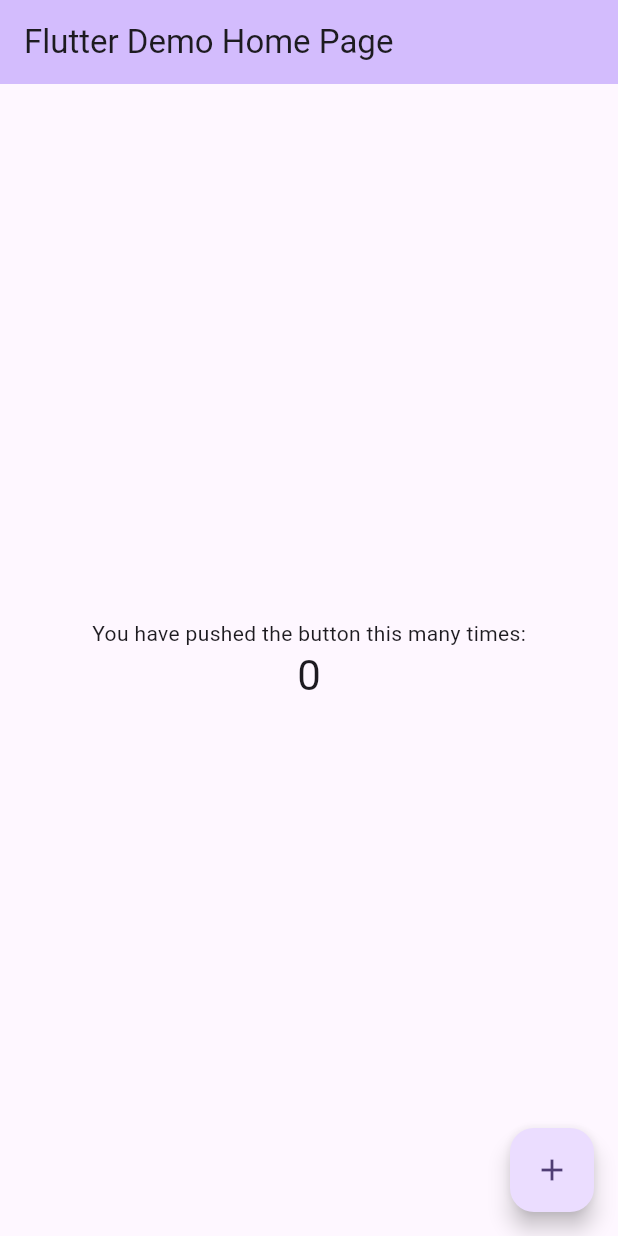
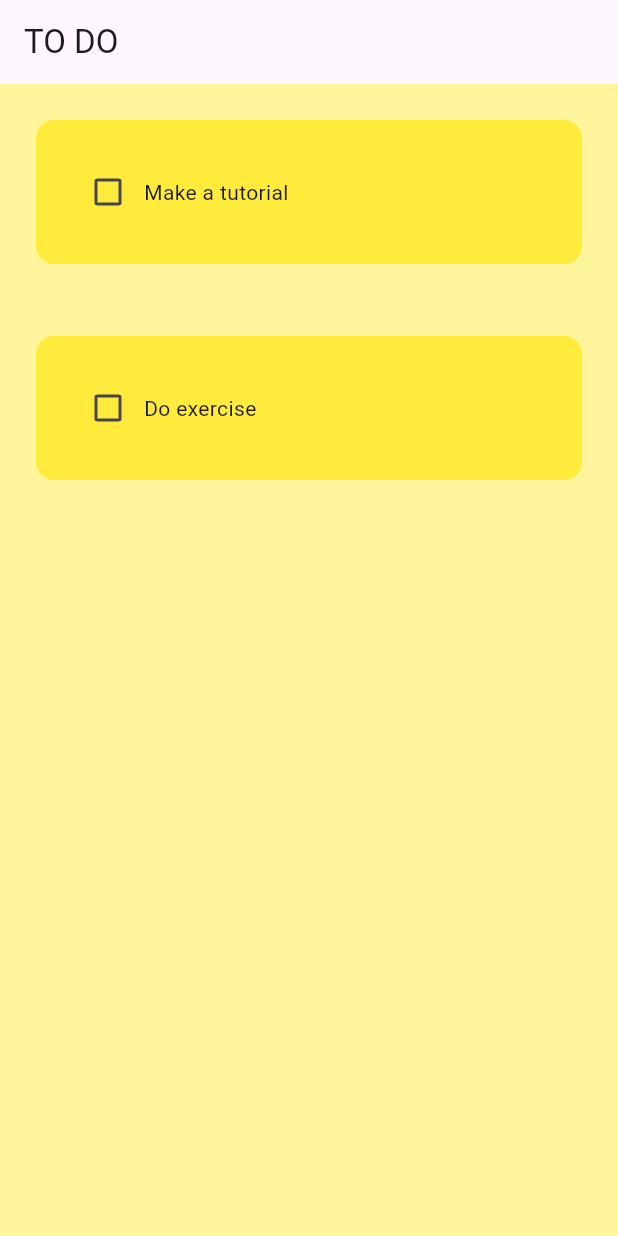
Before and after one commit to Thejuniordev/todo_app, a Flutter app: the screen it shows after launch, on a phone screen of 412 x 824 dp. Run offline on Flutter 3.47's test engine with Material 3 defaults, Android fonts, the phone set to English and light mode, and no system bars.

Commit message:
Create todo list

```diff
--- a/lib/main.dart
+++ b/lib/main.dart
@@ -1,4 +1,5 @@
 import 'package:flutter/material.dart';
+import 'package:todo_app/pages/home_page.dart';
 
 void main() {
   runApp(const MyApp());
@@ -11,115 +12,9 @@ class MyApp extends StatelessWidget {
   @override
   Widget build(BuildContext context) {
     return MaterialApp(
-      title: 'Flutter Demo',
-      theme: ThemeData(
-        // This is the theme of your application.
-        //
-        // TRY THIS: Try running your application with "flutter run". You'll see
-        // the application has a blue toolbar. Then, without quitting the app,
-        // try changing the seedColor in the colorScheme below to Colors.green
-        // and then invoke "hot reload" (save your changes or press the "hot
-        // reload" button in a Flutter-supported IDE, or press "r" if you used
-        // the command line to start the app).
-        //
-        // Notice that the counter didn't reset back to zero; the application
-        // state is not lost during the reload. To reset the state, use hot
-        // restart instead.
-        //
-        // This works for code too, not just values: Most code changes can be
-        // tested with just a hot reload.
-        colorScheme: ColorScheme.fromSeed(seedColor: Colors.deepPurple),
-        useMaterial3: true,
-      ),
-      home: const MyHomePage(title: 'Flutter Demo Home Page'),
+      debugShowCheckedModeBanner: false,
+      home: MyHomePage(),
+      theme: ThemeData(primarySwatch: Colors.yellow),
     );
   }
 }
-
-class MyHomePage extends StatefulWidget {
-  const MyHomePage({super.key, required this.title});
-
-  // This widget is the home page of your application. It is stateful, meaning
-  // that it has a State object (defined below) that contains fields that affect
-  // how it looks.
-
-  // This class is the configuration for the state. It holds the values (in this
-  // case the title) provided by the parent (in this case the App widget) and
-  // used by the build method of the State. Fields in a Widget subclass are
-  // always marked "final".
-
-  final String title;
-
-  @override
-  State<MyHomePage> createState() => _MyHomePageState();
-}
-
-class _MyHomePageState extends State<MyHomePage> {
-  int _counter = 0;
-
-  void _incrementCounter() {
-    setState(() {
-      // This call to setState tells the Flutter framework that something has
-      // changed in this State, which causes it to rerun the build method below
-      // so that the display can reflect the updated values. If we changed
-      // _counter without calling setState(), then the build method would not be
-      // called again, and so nothing would appear to happen.
-      _counter++;
-    });
-  }
-
-  @override
-  Widget build(BuildContext context) {
-    // This method is rerun every time setState is called, for instance as done
-    // by the _incrementCounter method above.
-    //
-    // The Flutter framework has been optimized to make rerunning build methods
-    // fast, so that you can just rebuild anything that needs updating rather
-    // than having to individually change instances of widgets.
-    return Scaffold(
-      appBar: AppBar(
-        // TRY THIS: Try changing the color here to a specific color (to
-        // Colors.amber, perhaps?) and trigger a hot reload to see the AppBar
-        // change color while the other colors stay the same.
-        backgroundColor: Theme.of(context).colorScheme.inversePrimary,
-        // Here we take the value from the MyHomePage object that was created by
-        // the App.build method, and use it to set our appbar title.
-        title: Text(widget.title),
-      ),
-      body: Center(
-        // Center is a layout widget. It takes a single child and positions it
-        // in the middle of the parent.
-        child: Column(
-          // Column is also a layout widget. It takes a list of children and
-          // arranges them vertically. By default, it sizes itself to fit its
-          // children horizontally, and tries to be as tall as its parent.
-          //
-          // Column has various properties to control how it sizes itself and
-          // how it positions its children. Here we use mainAxisAlignment to
-          // center the children vertically; the main axis here is the vertical
-          // axis because Columns are vertical (the cross axis would be
-          // horizontal).
-          //
-          // TRY THIS: Invoke "debug painting" (choose the "Toggle Debug Paint"
-          // action in the IDE, or press "p" in the console), to see the
-          // wireframe for each widget.
-          mainAxisAlignment: MainAxisAlignment.center,
-          children: <Widget>[
-            const Text(
-              'You have pushed the button this many times:',
-            ),
-            Text(
-              '$_counter',
-              style: Theme.of(context).textTheme.headlineMedium,
-            ),
-          ],
-        ),
-      ),
-      floatingActionButton: FloatingActionButton(
-        onPressed: _incrementCounter,
-        tooltip: 'Increment',
-        child: const Icon(Icons.add),
-      ), // This trailing comma makes auto-formatting nicer for build methods.
-    );
-  }
-}
--- /dev/null
+++ b/lib/pages/home_page.dart
@@ -0,0 +1,47 @@
+import 'package:flutter/material.dart';
+import 'package:todo_app/utils/todo_tile.dart';
+
+class MyHomePage extends StatefulWidget {
+  const MyHomePage({
+    super.key,
+  });
+
+  @override
+  State<MyHomePage> createState() => _MyHomePageState();
+}
+
+class _MyHomePageState extends State<MyHomePage> {
+  //List of todo tasks
+  List toDoList = [
+    ['Make a tutorial', false],
+    ['Do exercise', false],
+  ];
+
+  // Checkbox was tapped
+  void checkBoxChanged(bool? value, int index) {
+    setState(() {
+      toDoList[index][1] = !toDoList[index][1];
+    });
+  }
+
+  @override
+  Widget build(BuildContext context) {
+    return Scaffold(
+      backgroundColor: Colors.yellow[200],
+      appBar: AppBar(
+        title: Text('TO DO'),
+        elevation: 0,
+      ),
+      body: ListView.builder(
+        itemCount: toDoList.length,
+        itemBuilder: (context, index) {
+          return ToDoTile(
+            taskName: toDoList[index][0],
+            taskCompleted: toDoList[index][1],
+            onChanged: (value) => checkBoxChanged(value, index),
+          );
+        },
+      ),
+    );
+  }
+}
--- /dev/null
+++ b/lib/utils/todo_tile.dart
@@ -0,0 +1,35 @@
+import 'package:flutter/material.dart';
+
+class ToDoTile extends StatelessWidget {
+  final String taskName;
+  final bool taskCompleted;
+  Function(bool?)? onChanged;
+
+  ToDoTile(
+      {super.key,
+      required this.taskName,
+      required this.taskCompleted,
+      required this.onChanged});
+
+  @override
+  Widget build(BuildContext context) {
+    return Padding(
+      padding: const EdgeInsets.all(24.0),
+      child: Container(
+        padding: const EdgeInsets.all(24.0),
+        decoration: BoxDecoration(
+          color: Colors.yellow,
+          borderRadius: BorderRadius.circular(12),
+        ),
+        child: Row(
+          children: [
+            Checkbox(value: taskCompleted, onChanged: onChanged),
+
+            // Task name
+            Text(taskName),
+          ],
+        ),
+      ),
+    );
+  }
+}
```
